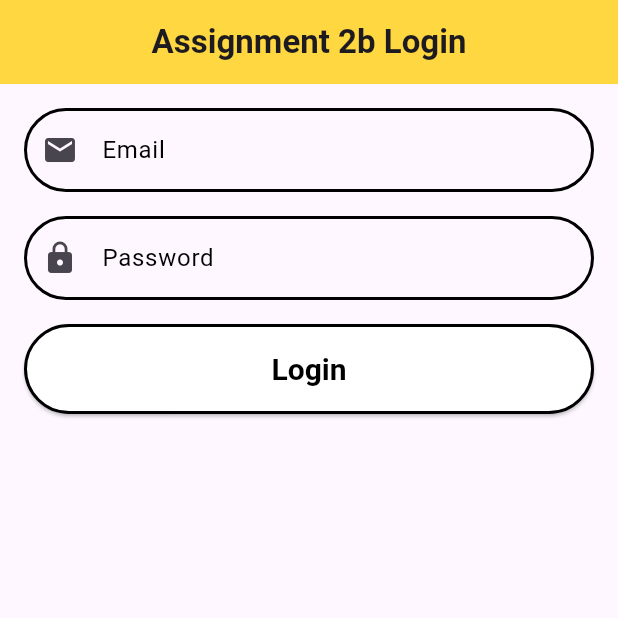
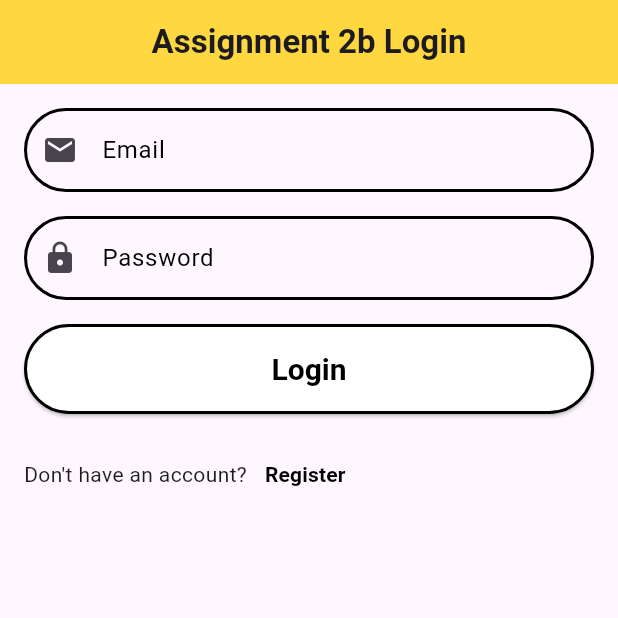
Before and after one commit to sulmanweb/flutter_assignment_2_b, a Flutter app: the screen it shows after launch, on a phone screen of 412 x 824 dp, the top half of it. Run offline on Flutter 3.47's test engine with Material 2 defaults, Android fonts, the light colour scheme and no system bars.

Commit message:
Adding don't have account

```diff
--- a/lib/Screens/login.dart
+++ b/lib/Screens/login.dart
@@ -22,7 +22,7 @@ class _LoginScreenState extends State<LoginScreen> {
       ),
       body: SingleChildScrollView(
         child: Padding(
-          padding: EdgeInsets.all(16.0),
+          padding: const EdgeInsets.all(16.0),
           child: Column(
             children: [
               // Email
@@ -81,9 +81,28 @@ class _LoginScreenState extends State<LoginScreen> {
                       borderRadius: BorderRadius.circular(100),
                       side: const BorderSide(width: 2, color: Colors.black),
                     ),
-                    minimumSize: Size(double.infinity, 60)),
+                    minimumSize: const Size(double.infinity, 60)),
                 child: const Text('Login'),
               ),
+              // --Login Button
+              const SizedBox(height: 16.0),
+              // Don't have an account
+              Row(
+                children: [
+                  const Text('Don\'t have an account?'),
+                  TextButton(
+                    onPressed: () {},
+                    child: const Text(
+                      'Register',
+                      style: TextStyle(
+                        color: Colors.black,
+                        fontWeight: FontWeight.bold,
+                      ),
+                    ),
+                  ),
+                ],
+              ),
+              // --Don't have an account
             ],
           ),
         ),
```
